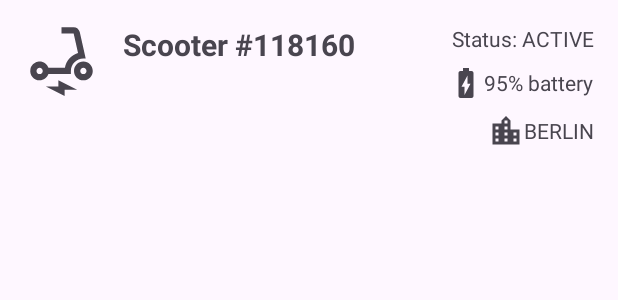
After one commit to adamdunai/map-visualisation-android, an Android app: the layout fragment_scooter_info.xml on its own in the app's theme, with its tools: preview values and no code run, on a phone screen of 412 x 824 dp. The commit adds this screen. Shown: the top 300 px of the screen. Run offline under Robolectric (Android 15) with nearby library versions, the phone set to English and light mode, and no system bars.

Commit message:
Create scooter info bottom sheet

```diff
--- /dev/null
+++ b/app/src/main/res/drawable/ic_baseline_battery_charging_full_24.xml
@@ -0,0 +1,10 @@
+<vector xmlns:android="http://schemas.android.com/apk/res/android"
+    android:width="24dp"
+    android:height="24dp"
+    android:tint="?attr/colorControlNormal"
+    android:viewportWidth="24"
+    android:viewportHeight="24">
+    <path
+        android:fillColor="@android:color/white"
+        android:pathData="M15.67,4H14V2h-4v2H8.33C7.6,4 7,4.6 7,5.33v15.33C7,21.4 7.6,22 8.33,22h7.33c0.74,0 1.34,-0.6 1.34,-1.33V5.33C17,4.6 16.4,4 15.67,4zM11,20v-5.5H9L13,7v5.5h2L11,20z" />
+</vector>
--- /dev/null
+++ b/app/src/main/res/drawable/ic_baseline_electric_scooter_24.xml
@@ -0,0 +1,16 @@
+<vector xmlns:android="http://schemas.android.com/apk/res/android"
+    android:width="24dp"
+    android:height="24dp"
+    android:tint="?attr/colorControlNormal"
+    android:viewportWidth="24"
+    android:viewportHeight="24">
+    <path
+        android:fillColor="@android:color/white"
+        android:pathData="M7.82,16H15v-1c0,-2.21 1.79,-4 4,-4h0.74l-1.9,-8.44C17.63,1.65 16.82,1 15.89,1H12v2h3.89l1.4,6.25c0,0 -0.01,0 -0.01,0c-2.16,0.65 -3.81,2.48 -4.19,4.75H7.82c-0.48,-1.34 -1.86,-2.24 -3.42,-1.94c-1.18,0.23 -2.13,1.2 -2.35,2.38C1.7,16.34 3.16,18 5,18C6.3,18 7.4,17.16 7.82,16zM5,16c-0.55,0 -1,-0.45 -1,-1s0.45,-1 1,-1s1,0.45 1,1S5.55,16 5,16z" />
+    <path
+        android:fillColor="@android:color/white"
+        android:pathData="M19,12c-1.66,0 -3,1.34 -3,3s1.34,3 3,3s3,-1.34 3,-3S20.66,12 19,12zM19,16c-0.55,0 -1,-0.45 -1,-1s0.45,-1 1,-1s1,0.45 1,1S19.55,16 19,16z" />
+    <path
+        android:fillColor="@android:color/white"
+        android:pathData="M11,20l-4,0l6,3l0,-2l4,0l-6,-3z" />
+</vector>
--- /dev/null
+++ b/app/src/main/res/drawable/ic_baseline_location_city_24.xml
@@ -0,0 +1,10 @@
+<vector xmlns:android="http://schemas.android.com/apk/res/android"
+    android:width="24dp"
+    android:height="24dp"
+    android:tint="?attr/colorControlNormal"
+    android:viewportWidth="24"
+    android:viewportHeight="24">
+    <path
+        android:fillColor="@android:color/white"
+        android:pathData="M15,11L15,5l-3,-3 -3,3v2L3,7v14h18L21,11h-6zM7,19L5,19v-2h2v2zM7,15L5,15v-2h2v2zM7,11L5,11L5,9h2v2zM13,19h-2v-2h2v2zM13,15h-2v-2h2v2zM13,11h-2L11,9h2v2zM13,7h-2L11,5h2v2zM19,19h-2v-2h2v2zM19,15h-2v-2h2v2z" />
+</vector>
--- /dev/null
+++ b/app/src/main/res/layout/fragment_scooter_info.xml
@@ -0,0 +1,58 @@
+<?xml version="1.0" encoding="utf-8"?>
+<androidx.constraintlayout.widget.ConstraintLayout xmlns:android="http://schemas.android.com/apk/res/android"
+    xmlns:app="http://schemas.android.com/apk/res-auto"
+    xmlns:tools="http://schemas.android.com/tools"
+    android:layout_width="match_parent"
+    android:layout_height="wrap_content"
+    android:padding="@dimen/margin_padding_size_medium">
+
+    <ImageView
+        android:id="@+id/iconImageView"
+        android:layout_width="@dimen/scooter_info_icon_width_height"
+        android:layout_height="@dimen/scooter_info_icon_width_height"
+        android:contentDescription="@string/scooter_info_image_content_description"
+        android:src="@drawable/ic_baseline_electric_scooter_24"
+        app:layout_constraintStart_toStartOf="parent"
+        app:layout_constraintTop_toTopOf="parent" />
+
+    <TextView
+        android:id="@+id/scooterNumberTextView"
+        style="@style/ScooterInfoScooterNumber"
+        android:layout_width="wrap_content"
+        android:layout_height="wrap_content"
+        android:paddingStart="@dimen/margin_padding_size_medium"
+        app:layout_constraintStart_toEndOf="@id/iconImageView"
+        app:layout_constraintTop_toTopOf="parent"
+        tools:text="Scooter #118160" />
+
+    <TextView
+        android:id="@+id/stateTextView"
+        android:layout_width="wrap_content"
+        android:layout_height="wrap_content"
+        app:layout_constraintEnd_toEndOf="parent"
+        app:layout_constraintTop_toTopOf="parent"
+        tools:text="Status: ACTIVE" />
+
+    <TextView
+        android:id="@+id/batteryTextView"
+        android:layout_width="wrap_content"
+        android:layout_height="wrap_content"
+        android:layout_marginTop="@dimen/margin_padding_size_small"
+        android:gravity="center_vertical"
+        app:drawableStartCompat="@drawable/ic_baseline_battery_charging_full_24"
+        app:layout_constraintEnd_toEndOf="parent"
+        app:layout_constraintTop_toBottomOf="@id/stateTextView"
+        tools:text="95% battery" />
+
+    <TextView
+        android:id="@+id/zoneTextView"
+        android:layout_width="wrap_content"
+        android:layout_height="wrap_content"
+        android:layout_marginTop="@dimen/margin_padding_size_small"
+        android:gravity="center_vertical"
+        app:drawableStartCompat="@drawable/ic_baseline_location_city_24"
+        app:layout_constraintEnd_toEndOf="parent"
+        app:layout_constraintTop_toBottomOf="@id/batteryTextView"
+        tools:text="BERLIN" />
+
+</androidx.constraintlayout.widget.ConstraintLayout>
--- a/app/src/main/res/values/dimens.xml
+++ b/app/src/main/res/values/dimens.xml
@@ -18,4 +18,6 @@
     <dimen name="text_size_xxxlarge">56sp</dimen>
 
     <dimen name="progress_bar_width_height">80dp</dimen>
+
+    <dimen name="scooter_info_icon_width_height">50dp</dimen>
 </resources>
--- a/app/src/main/res/values/strings.xml
+++ b/app/src/main/res/values/strings.xml
@@ -6,4 +6,9 @@
     <string name="scooter_map_error">Something went wrong</string>
     <string name="scooter_map_network_error">No internet connection</string>
     <string name="scooter_map_reload">Reload</string>
+
+    <string name="scooter_info_image_content_description">scooter icon</string>
+    <string name="scooter_info_number">Scooter #%d</string>
+    <string name="scooter_info_state">State: %s</string>
+    <string name="scooter_info_battery">%d%% battery</string>
 </resources>
--- /dev/null
+++ b/app/src/main/res/values/styles.xml
@@ -0,0 +1,9 @@
+<?xml version="1.0" encoding="utf-8"?>
+<resources>
+
+    <style name="ScooterInfoScooterNumber">
+        <item name="android:textSize">@dimen/text_size_large</item>
+        <item name="android:textStyle">bold</item>
+    </style>
+
+</resources>
```
Also changed, not shown: app/src/main/java/com/example/mapvisualisation/main/ScooterInfoDialogFragment.kt (added, +60 -0 lines), app/src/main/java/com/example/mapvisualisation/main/model/ScooterInfoUiModel.kt (added, +8 -0 lines).
